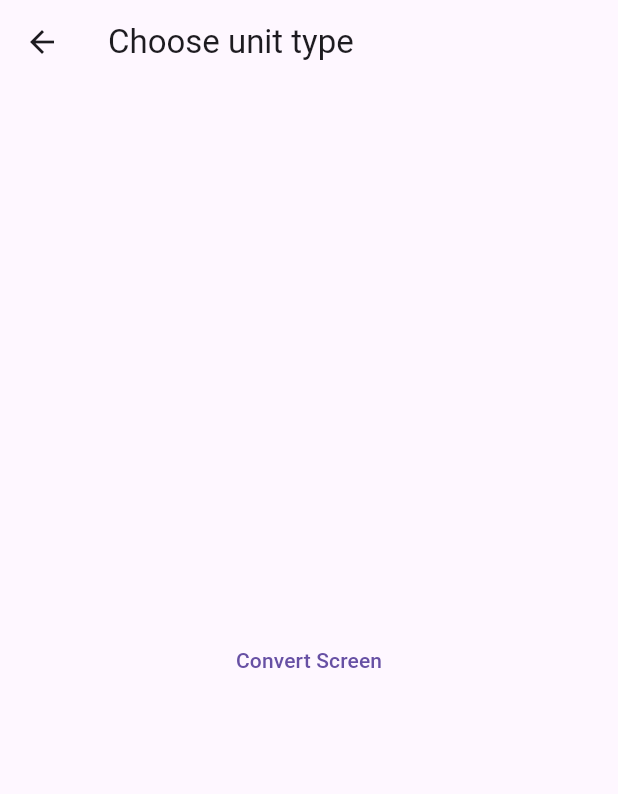
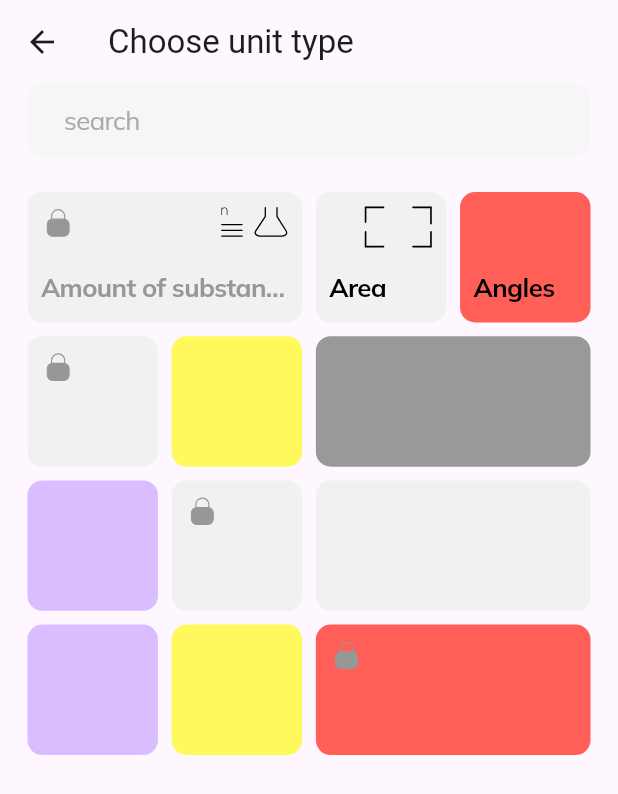
Before and after one commit to lusnyak-flutter-apps/easy_units, a Flutter app: the ChooseUnitTypeScreen screen opened directly, on a phone screen of 412 x 824 dp. Shown: the top 794 px of the screen. Run offline on Flutter 3.47's test engine with Material 3 defaults, Android fonts, the phone set to English and light mode, and no system bars; our stand-ins replace auto_route, awesome_extensions, bloc, dio, equatable, flutter_native_splash and 4 more; Roboto replaces fonts that are missing (Onest).

Commit message:
add units, add search field

```diff
--- /dev/null
+++ b/lib/data/strings/app_strings.dart
@@ -0,0 +1,23 @@
+class AppStrings {
+  static const String amountOfSubstance = "Amount of substance";
+  static const String angles = "Angles";
+  static const String area = "Area";
+  static const String digitalData = "Digital data";
+  static const String density = "Density";
+  static const String energy = "Energy";
+  static const String force = "Force";
+  static const String fuelConsumption = "Fuel consumption";
+  static const String length = "Length";
+  static const String molarMass = "Molar mass";
+  static const String mass = "Mass";
+  static const String numeralSystems = "Numeral systems";
+  static const String power = "Power";
+  static const String pressure = "Pressure";
+  static const String shoeSize = "Shoe size";
+  static const String sIPrefixes = "SI prefixes";
+  static const String speed = "Speed";
+  static const String temperature = "Temperature";
+  static const String time = "Time";
+  static const String torque = "Torque";
+  static const String volume = "Volume";
+}
--- a/lib/presentations/choose_unit_type/choose_unit_type_screen.dart
+++ b/lib/presentations/choose_unit_type/choose_unit_type_screen.dart
@@ -1,7 +1,10 @@
 import 'package:auto_route/annotations.dart';
 import 'package:auto_route/auto_route.dart';
 import 'package:easy_units/core/router/app_router/app_router.dart';
+import 'package:easy_units/data/strings/app_strings.dart';
+import 'package:eu_uikit/eu_uikit.dart';
 import 'package:flutter/material.dart';
+import 'package:flutter_staggered_grid_view/flutter_staggered_grid_view.dart';
 
 @RoutePage()
 class ChooseUnitTypeScreen extends StatelessWidget {
@@ -14,12 +17,132 @@ class ChooseUnitTypeScreen extends StatelessWidget {
         title: const Text("Choose unit type"),
       ),
       body: SafeArea(
-        child: Center(
-          child: TextButton(onPressed: (){
-            context.pushRoute(ConvertRoute());
-          }, child: Text("Convert Screen")),
+          child: Padding(
+        padding: EdgeInsets.symmetric(horizontal: 16.0.w),
+        child: SingleChildScrollView(
+          child: Column(
+            children: [
+              const SearchTextField(),
+              const SizedBox(
+                height: 24,
+              ),
+              StaggeredGrid.count(
+                crossAxisCount: 4,
+                mainAxisSpacing: 8.w,
+                crossAxisSpacing: 8.w,
+                children: [
+                  ///TODO create UnitContainer Data,
+                  StaggeredGridTile.count(
+                    crossAxisCellCount: 2,
+                    mainAxisCellCount: 1,
+                    child: UnitContainer(
+                      bgColor: EUColors.baceGreyColor,
+                      withLock: true,
+                      icon: EasyUnitsAssets.icons.substance.svg(
+                        width: 40.w,
+                      ),
+                      title: AppStrings.amountOfSubstance,
+                    ),
+                  ),
+                  StaggeredGridTile.count(
+                    crossAxisCellCount: 1,
+                    mainAxisCellCount: 1,
+                    child: UnitContainer(
+                      withLock: false,
+                      icon: EasyUnitsAssets.icons.area.svg(width: 40.0.w),
+                      title: AppStrings.area,
+                    ),
+                  ),
+                  StaggeredGridTile.count(
+                    crossAxisCellCount: 1,
+                    mainAxisCellCount: 1,
+                    child: UnitContainer(
+                      bgColor: EUColors.accentRedColor,
+                      withLock: false,
+                      title: AppStrings.angles,
+                    ),
+                  ),
+                  StaggeredGridTile.count(
+                    crossAxisCellCount: 1,
+                    mainAxisCellCount: 1,
+                    child: UnitContainer(
+                      withLock: true,
+                    ),
+                  ),
+                  StaggeredGridTile.count(
+                    crossAxisCellCount: 1,
+                    mainAxisCellCount: 1,
+                    child: UnitContainer(
+                      bgColor: EUColors.accentYellowColor,
+                      withLock: false,
+                    ),
+                  ),
+                  StaggeredGridTile.count(
+                    crossAxisCellCount: 2,
+                    mainAxisCellCount: 1,
+                    child: UnitContainer(
+                      bgColor: EUColors.navGreyColor,
+                      withLock: false,
+                    ),
+                  ),
+                  StaggeredGridTile.count(
+                    crossAxisCellCount: 1,
+                    mainAxisCellCount: 1,
+                    child: UnitContainer(
+                      bgColor: EUColors.accentVioletColor,
+                      withLock: false,
+                    ),
+                  ),
+                  StaggeredGridTile.count(
+                    crossAxisCellCount: 1,
+                    mainAxisCellCount: 1,
+                    child: UnitContainer(
+                      withLock: true,
+                    ),
+                  ),
+                  StaggeredGridTile.count(
+                    crossAxisCellCount: 2,
+                    mainAxisCellCount: 1,
+                    child: UnitContainer(
+                      withLock: false,
+                    ),
+                  ),
+                  StaggeredGridTile.count(
+                    crossAxisCellCount: 1,
+                    mainAxisCellCount: 1,
+                    child: UnitContainer(
+                      bgColor: EUColors.accentVioletColor,
+                      withLock: false,
+                    ),
+                  ),
+                  StaggeredGridTile.count(
+                    crossAxisCellCount: 1,
+                    mainAxisCellCount: 1,
+                    child: UnitContainer(
+                      bgColor: EUColors.accentYellowColor,
+                      withLock: false,
+                    ),
+                  ),
+                  StaggeredGridTile.count(
+                    crossAxisCellCount: 2,
+                    mainAxisCellCount: 1,
+                    child: UnitContainer(
+                      bgColor: EUColors.accentRedColor,
+                      withLock: true,
+                    ),
+                  ),
+                ],
+              ),
+            ],
+          ),
         ),
-      ),
+      )
+          // Center(
+          //   child: TextButton(onPressed: (){
+          //     context.pushRoute(ConvertRoute());
+          //   }, child: Text("Convert Screen")),
+          // ),
+          ),
     );
   }
 }
--- a/packages/eu_uikit/lib/eu_uikit.dart
+++ b/packages/eu_uikit/lib/eu_uikit.dart
@@ -6,6 +6,8 @@ export 'src/theme/eu_main_theme.dart';
 export 'src/theme/eu_text_styles.dart';
 export 'src/assets/assets.gen.dart';
 export 'src/assets/fonts.gen.dart';
+export 'src/widgets/unit_container.dart';
+export 'src/widgets/fields/search_text_field.dart';
 
 /// packages
 export 'package:flutter_svg/svg.dart';
--- a/packages/eu_uikit/lib/src/theme/eu_colors.dart
+++ b/packages/eu_uikit/lib/src/theme/eu_colors.dart
@@ -4,22 +4,24 @@ class EUColors {
   EUColors._();
 
   static const List<Color> all = [
-  whiteColor ,
+    whiteColor,
     blackColor,
+    greyColor,
     accentRedColor,
     accentGreenColor,
     accentBlueColor,
     accentVioletColor,
-  accentYellowColor ,
+    accentYellowColor,
     baceLightColor,
-  baceDarkColor ,
-  baceGreyColor ,
+    baceDarkColor,
+    baceGreyColor,
     baceDarkGreyColor41,
     baceDarkGreyColor20,
     baceCustomGreyColor,
   ];
   static const whiteColor = Color(0xFFFFFFFF);
   static const blackColor = Color(0xFF000000);
+  static const greyColor = Color(0xFF979797);
 
   static const accentRedColor = Color(0xFFFF5F57);
   static const accentGreenColor = Color(0xFFD6FF79);
@@ -34,9 +36,11 @@ class EUColors {
   static const baceDarkGreyColor20 = Color(0xFF202020);
   static const baceCustomGreyColor = Color(0xFF535554);
   static const navGreyColor = Color(0xFF999999);
+  static const textFieldGreyColor = Color(0xFFF7F6F6);
+  static const textFieldHintColor = Color(0xFFABA9A9);
 
-  static const navBarSvgSelectedColor = ColorFilter.mode(blackColor, BlendMode.srcIn);
-  static const navBarSvgUnSelectedColor = ColorFilter.mode(navGreyColor, BlendMode.srcIn);
-
-
+  static const navBarSvgSelectedColor =
+      ColorFilter.mode(blackColor, BlendMode.srcIn);
+  static const navBarSvgUnSelectedColor =
+      ColorFilter.mode(navGreyColor, BlendMode.srcIn);
 }
--- a/packages/eu_uikit/lib/src/theme/eu_main_theme.dart
+++ b/packages/eu_uikit/lib/src/theme/eu_main_theme.dart
@@ -1,11 +1,27 @@
 import 'package:eu_uikit/eu_uikit.dart';
 import 'package:flutter/material.dart';
 
-
 ThemeData get lightTheme => ThemeData(
+    textSelectionTheme: const TextSelectionThemeData(
+      selectionHandleColor: EUColors.blackColor,
+      selectionColor: Colors.transparent,
+      cursorColor: EUColors.blackColor,
+    ),
     useMaterial3: true,
     brightness: Brightness.light,
     fontFamily: FontFamily.onest,
+    inputDecorationTheme: InputDecorationTheme(
+      border: OutlineInputBorder(
+        borderRadius: BorderRadius.circular(10),
+        borderSide: BorderSide.none,
+      ),
+      filled: true,
+      fillColor: EUColors.textFieldGreyColor,
+      contentPadding: EdgeInsets.symmetric(
+        horizontal: 16.w,
+        vertical: 14.w,
+      ),
+    ),
     bottomNavigationBarTheme: BottomNavigationBarThemeData(
       backgroundColor: Colors.transparent,
       type: BottomNavigationBarType.fixed,
@@ -17,6 +33,11 @@ ThemeData get lightTheme => ThemeData(
     ));
 
 ThemeData get darkTheme => ThemeData(
+      textSelectionTheme: const TextSelectionThemeData(
+        selectionHandleColor: EUColors.whiteColor,
+        selectionColor: Colors.transparent,
+        cursorColor: EUColors.whiteColor,
+      ),
       useMaterial3: true,
       brightness: Brightness.dark,
       fontFamily: FontFamily.onest,
--- /dev/null
+++ b/packages/eu_uikit/lib/src/widgets/fields/search_text_field.dart
@@ -0,0 +1,36 @@
+import 'package:eu_uikit/eu_uikit.dart';
+import 'package:flutter/material.dart';
+
+class SearchTextField extends StatelessWidget {
+  const SearchTextField({
+    this.hint = "search",
+    this.controller,
+    this.onChanged,
+    this.onEditingComplete,
+    super.key,
+  });
+
+  final String? hint;
+  final TextEditingController? controller;
+  final void Function(String)? onChanged;
+  final void Function()? onEditingComplete;
+
+  @override
+  Widget build(BuildContext context) {
+    return TextField(
+      controller: controller,
+      onChanged: onChanged ?? (String? v) {},
+      onEditingComplete: onEditingComplete ?? () {},
+      style: bodyRegular15TextStyle,
+      decoration: InputDecoration(
+        hintStyle:
+            bodyRegular15TextStyle.copyWith(color: EUColors.textFieldHintColor),
+        hintText: hint,
+        contentPadding: EdgeInsets.symmetric(
+          horizontal: 18.w,
+          vertical: 8.w,
+        ),
+      ),
+    );
+  }
+}
--- /dev/null
+++ b/packages/eu_uikit/lib/src/widgets/unit_container.dart
@@ -0,0 +1,64 @@
+import 'package:eu_uikit/eu_uikit.dart';
+import 'package:flutter/cupertino.dart';
+import 'package:flutter/material.dart';
+import 'package:flutter/widgets.dart';
+
+class UnitContainer extends StatelessWidget {
+  const UnitContainer({
+    this.bgColor = EUColors.baceGreyColor,
+    required this.withLock,
+    this.icon,
+    this.title = "",
+    super.key,
+  });
+
+  final Color bgColor;
+  final bool withLock;
+  final Widget? icon;
+  final String title;
+
+  @override
+  Widget build(BuildContext context) {
+    return Container(
+      padding: EdgeInsets.all(8.0.w),
+      decoration: BoxDecoration(
+        color: bgColor,
+        borderRadius: BorderRadius.circular(10.0),
+      ),
+      child: Column(
+        mainAxisAlignment: MainAxisAlignment.spaceBetween,
+        crossAxisAlignment: CrossAxisAlignment.stretch,
+        // mainAxisSize: MainAxisSize.min,
+        children: [
+          withLock
+              ? Row(
+                  mainAxisAlignment: MainAxisAlignment.spaceBetween,
+                  crossAxisAlignment: CrossAxisAlignment.start,
+                  children: [
+                    EasyUnitsAssets.icons.lockGrayFill.svg(width: 20.0.w),
+                    SizedBox(
+                      width: 8.0.w,
+                    ),
+                    //ToDo add withLock color grey
+                    if (icon != null) Flexible(child: icon!)
+                  ],
+                )
+              : Row(
+                  mainAxisAlignment: MainAxisAlignment.end,
+                  children: [
+                    if (icon != null) icon!,
+                  ],
+                ),
+          Text(
+            title,
+            maxLines: 1,
+            overflow: TextOverflow.ellipsis,
+            style: withLock
+                ? bodyBold15TextStyle.copyWith(color: EUColors.greyColor)
+                : bodyBold15TextStyle,
+          )
+        ],
+      ),
+    );
+  }
+}
--- a/pubspec.yaml
+++ b/pubspec.yaml
@@ -26,6 +26,7 @@ dependencies:
   auto_route: ^8.1.3
   units_converter: ^3.0.0
   flutter_native_splash: ^2.4.0
+  flutter_staggered_grid_view: ^0.7.0
 
   eu_uikit:
     path: ./packages/eu_uikit
```
Lines whose indentation alone changed are shown as unchanged.
